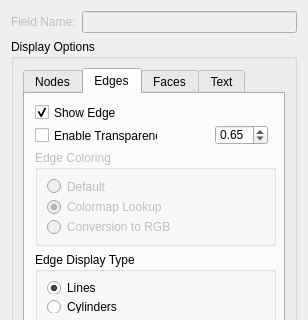
SCIInstitute/SCIRun, file src/Interface/Modules/Visualization/ShowField.ui: the form before one commit; both pictures show x 0 to 308 and y 0 to 320 of the 308 by 539 pixel window.
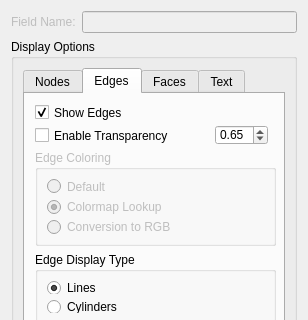
The form after the commit.

```diff
--- a/src/Interface/Modules/Visualization/ShowField.ui
+++ b/src/Interface/Modules/Visualization/ShowField.ui
@@ -259,7 +259,7 @@
              <rect>
               <x>10</x>
               <y>33</y>
-              <width>123</width>
+              <width>171</width>
               <height>17</height>
              </rect>
             </property>
@@ -272,7 +272,7 @@
              <rect>
               <x>10</x>
               <y>10</y>
-              <width>81</width>
+              <width>171</width>
               <height>17</height>
              </rect>
             </property>
```
